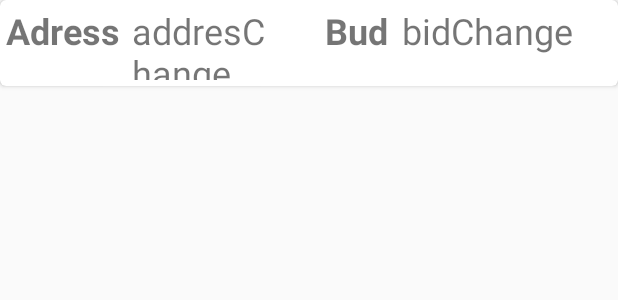
After one commit to AweZen/AppAckel, an Android app: the layout bid_item.xml on its own in the app's theme, with its tools: preview values and no code run, on a phone screen of 412 x 824 dp. The commit adds this screen. Shown: the top 300 px of the screen. Run offline under Robolectric (Android 15) with nearby library versions, the phone set to English and light mode, and no system bars; network calls fail.

```diff
--- a/app/src/main/res/layout/activity_front.xml
+++ b/app/src/main/res/layout/activity_front.xml
@@ -27,7 +27,7 @@
         app:layout_constraintVertical_bias="0.0" />
 
     <RadioButton
-        android:id="@+id/radioButton"
+        android:id="@+id/prevBids"
         android:layout_width="132dp"
         android:layout_height="44dp"
         android:layout_marginBottom="8dp"
--- /dev/null
+++ b/app/src/main/res/layout/bid_item.xml
@@ -0,0 +1,59 @@
+<?xml version="1.0" encoding="utf-8"?>
+<android.support.v7.widget.CardView xmlns:android="http://schemas.android.com/apk/res/android"
+    android:layout_width="match_parent"
+    android:layout_height="wrap_content"
+    xmlns:app="http://schemas.android.com/apk/res-auto"
+    app:cardCornerRadius="4dp"
+    >
+
+    <RelativeLayout
+        android:layout_width="match_parent"
+        android:layout_height="49dp"
+        android:layout_margin="4dp">
+
+        <TextView
+            android:id="@+id/AdressNoChange"
+            android:layout_width="wrap_content"
+            android:layout_height="wrap_content"
+            android:layout_alignParentStart="true"
+            android:layout_alignParentTop="true"
+            android:text="@string/adress"
+            android:textAllCaps="false"
+            android:textSize="24sp"
+            android:textStyle="bold" />
+
+        <TextView
+            android:id="@+id/bidChange"
+            android:layout_width="wrap_content"
+            android:layout_height="wrap_content"
+            android:layout_alignParentEnd="true"
+            android:layout_alignParentTop="true"
+            android:layout_marginEnd="26dp"
+            android:text="bidChange"
+            android:textSize="24sp" />
+
+        <TextView
+            android:id="@+id/bidNoChange"
+            android:layout_width="wrap_content"
+            android:layout_height="wrap_content"
+            android:layout_alignParentEnd="true"
+            android:layout_alignParentTop="true"
+            android:layout_marginEnd="149dp"
+            android:text="@string/bid"
+            android:textSize="24sp"
+            android:textStyle="bold" />
+
+        <TextView
+            android:id="@+id/addresChange"
+            android:layout_width="94dp"
+            android:layout_height="wrap_content"
+            android:layout_alignParentStart="true"
+            android:layout_alignParentTop="true"
+            android:layout_marginStart="84dp"
+            android:text="addresChange"
+            android:textSize="24sp" />
+
+    </RelativeLayout>
+
+
+</android.support.v7.widget.CardView>
```
Also changed, not shown: app/src/main/AndroidManifest.xml (+5 -4 lines), app/src/main/java/com/example/test/test/About.kt (+1 -1 lines), app/src/main/java/com/example/test/test/BidItem.kt (added, +5 -0 lines), app/src/main/java/com/example/test/test/BidSent.kt (deleted, +0 -100 lines), app/src/main/java/com/example/test/test/MainActivity.kt (+16 -3 lines), app/src/main/java/com/example/test/test/VolleySingleton.kt (+0 -3 lines), app/src/main/java/com/example/test/test/frontActivity.kt (+6 -0 lines), app/src/main/java/com/example/test/test/prev_bids.kt (added, +29 -0 lines), app/src/main/res/layout/activity_prev_bids.xml (added, +17 -0 lines).
